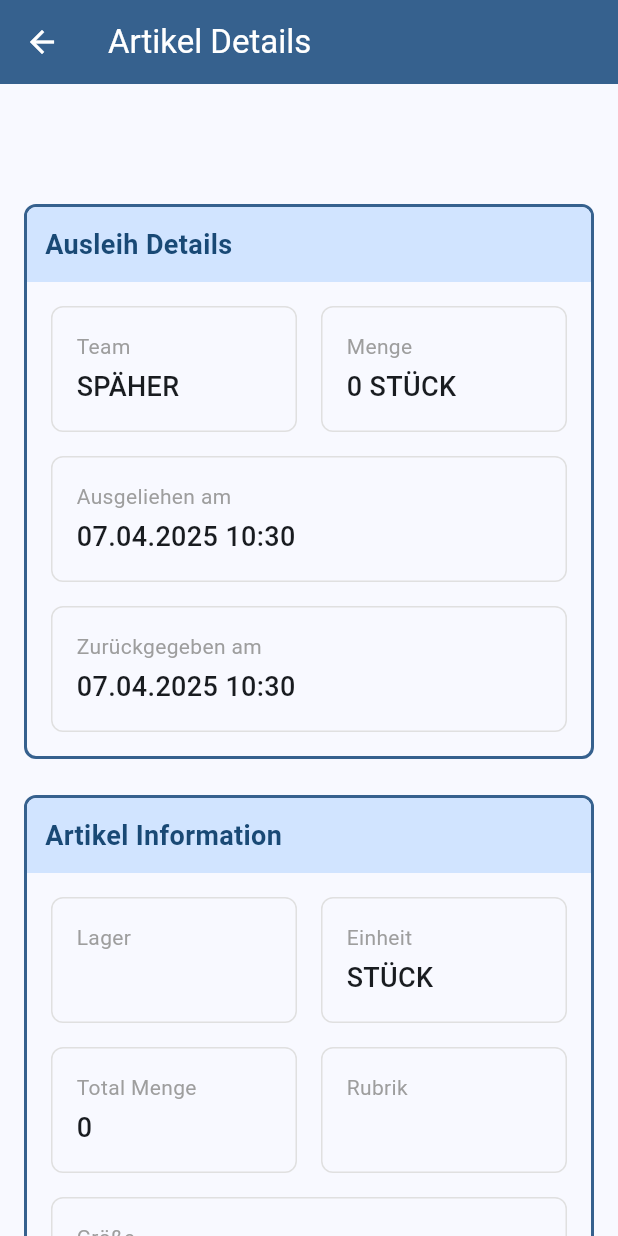
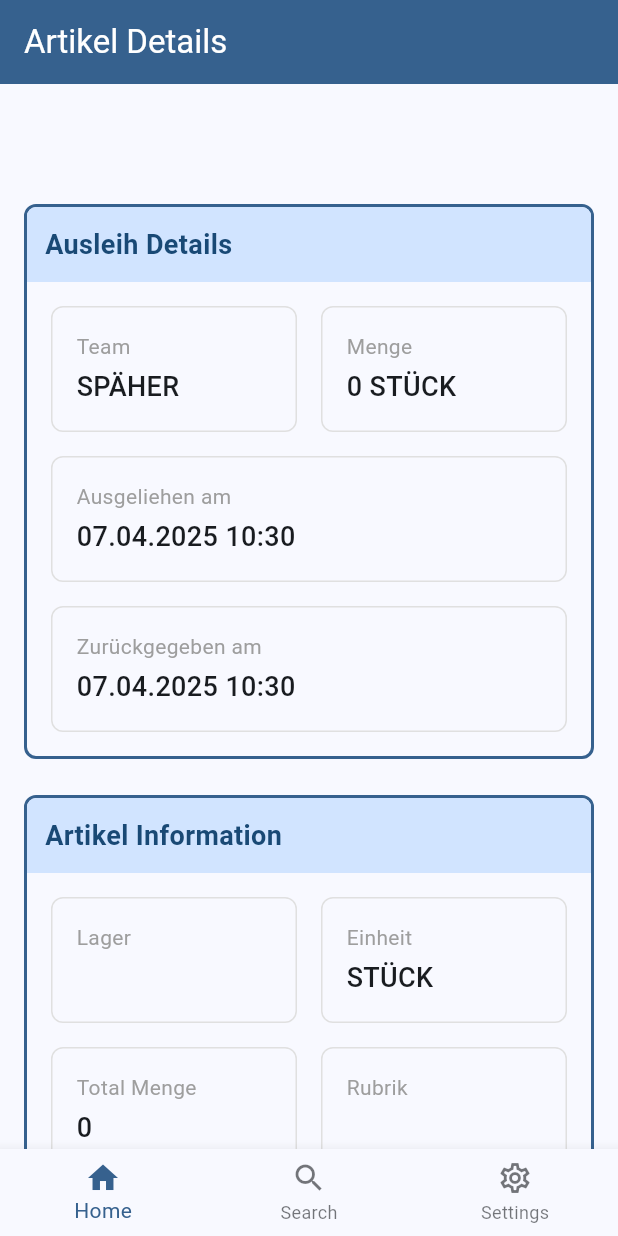
Before and after one commit to NiniSigi/inventory_app, a Flutter app: the DetailScreen screen opened directly with empty values, on a phone screen of 412 x 824 dp. Run offline on Flutter 3.47's test engine with Material 3 defaults, Android fonts, the phone set to English and light mode, and no system bars; missing offline and left inert: mobile_scanner; network calls fail.

Commit message:
add Nav Bar

```diff
--- a/lib/screens/detail/detail_screen.dart
+++ b/lib/screens/detail/detail_screen.dart
@@ -1,6 +1,7 @@
 import 'package:flutter/material.dart';
 import '../../models/inventory_entry.dart';
 import '../../services/inventory_service.dart';
+import '../../widgets/custom_bottom_nav.dart';
 
 class DetailScreen extends StatefulWidget {
   final InventoryEntry entry;
@@ -67,6 +68,7 @@ class _DetailScreenState extends State<DetailScreen> {
   Widget build(BuildContext context) {
     return Scaffold(
       appBar: AppBar(
+        automaticallyImplyLeading: false,
         title: Text('Artikel Details'),
         backgroundColor: Theme.of(context).colorScheme.primary,
         foregroundColor: Theme.of(context).colorScheme.onPrimary,
@@ -232,6 +234,14 @@ class _DetailScreenState extends State<DetailScreen> {
           ),
         ),
       ),
+      bottomNavigationBar: CustomBottomNav(
+        currentIndex: -1, // No active item since this is a detail screen
+        onTap: (index) {
+          if (index == 0 || index == 1 || index == 2) {
+            Navigator.of(context).popUntil((route) => route.isFirst);
+          }
+        },
+      ),
     );
   }
 
--- /dev/null
+++ b/lib/widgets/custom_bottom_nav.dart
@@ -0,0 +1,44 @@
+import 'package:flutter/material.dart';
+
+class CustomBottomNav extends StatelessWidget {
+  final int currentIndex;
+  final Function(int) onTap;
+
+  const CustomBottomNav({
+    Key? key,
+    required this.currentIndex,
+    required this.onTap,
+  }) : super(key: key);
+
+  @override
+  Widget build(BuildContext context) {
+    return BottomNavigationBar(
+      currentIndex: currentIndex < 0 ? 0 : currentIndex,
+      onTap: onTap,
+      backgroundColor: Theme.of(context).colorScheme.surface,
+      selectedItemColor: Theme.of(context).colorScheme.primary,
+      unselectedItemColor: Theme.of(
+        context,
+      ).colorScheme.onSurface.withOpacity(0.6),
+      elevation: 8,
+      type: BottomNavigationBarType.fixed,
+      items: const [
+        BottomNavigationBarItem(
+          icon: Icon(Icons.home_outlined),
+          activeIcon: Icon(Icons.home),
+          label: 'Home',
+        ),
+        BottomNavigationBarItem(
+          icon: Icon(Icons.search_outlined),
+          activeIcon: Icon(Icons.search),
+          label: 'Search',
+        ),
+        BottomNavigationBarItem(
+          icon: Icon(Icons.settings_outlined),
+          activeIcon: Icon(Icons.settings),
+          label: 'Settings',
+        ),
+      ],
+    );
+  }
+}
```
Also changed, not shown: lib/screens/article_details/article_details_screen.dart (+10 -0 lines), lib/screens/home/home-screen.dart (+80 -67 lines), lib/screens/scanner/qr_scanner_screen.dart (+16 -10 lines), 1 other file.
